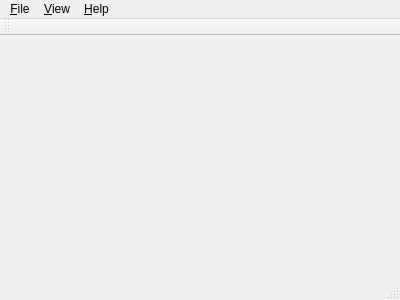
Above: mainwindow.ui from xgdgsc/Image-Retrieval-using-Histgrams before the change. Below: the same form after it.
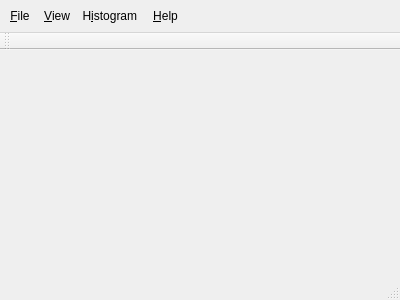
That is the form after the change. Icons and pictures are not drawn.

Patch:
```diff
--- a/mainwindow.ui
+++ b/mainwindow.ui
@@ -20,7 +20,7 @@
      <x>0</x>
      <y>0</y>
      <width>400</width>
-     <height>26</height>
+     <height>44</height>
     </rect>
    </property>
    <widget class="QMenu" name="menuFile">
@@ -46,8 +46,16 @@
     </property>
     <addaction name="action_About"/>
    </widget>
+   <widget class="QMenu" name="menuHistogram">
+    <property name="title">
+     <string>H&amp;istogram
+</string>
+    </property>
+    <addaction name="actionGenerate"/>
+   </widget>
    <addaction name="menuFile"/>
    <addaction name="menu_View"/>
+   <addaction name="menuHistogram"/>
    <addaction name="menu_Help"/>
   </widget>
   <widget class="QToolBar" name="mainToolBar">
```
Left out of the diff: 5 changed lines with no effect on the pictures.
